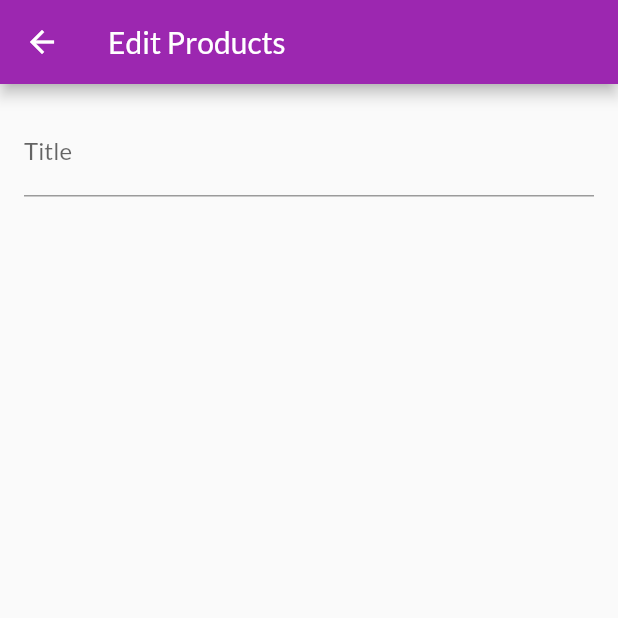
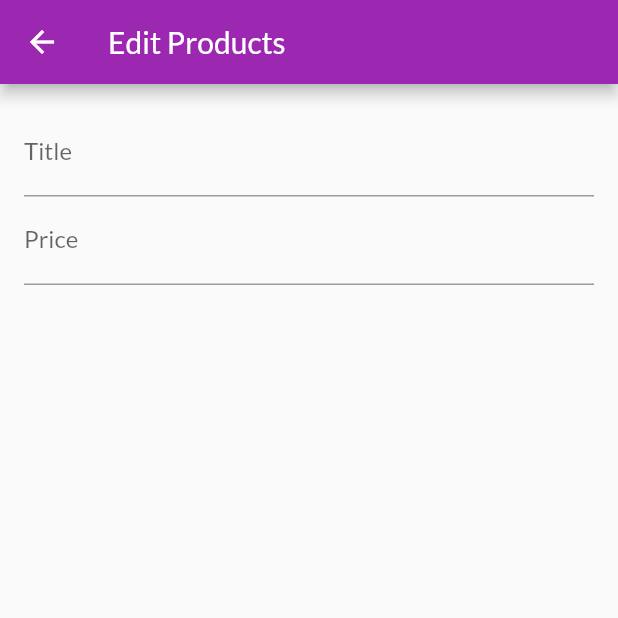
Before and after one commit to arunmopare/shop-application-flutter, a Flutter app: the EditProductScreen screen opened by its route, on a phone screen of 412 x 824 dp, the top half of it. Run offline on Flutter 3.47's test engine with Material 2 defaults, Android fonts, the phone set to English and light mode, and no system bars; network calls fail.

Commit message:
input focus node fix

```diff
--- a/lib/main.dart
+++ b/lib/main.dart
@@ -46,6 +46,7 @@ class MyApp extends StatelessWidget {
           OrdersScreen.routeName: (ctx) => OrdersScreen(),
           UserProductScreen.routeName: (ctx) => UserProductScreen(),
           EditProductScreen.routeName: (ctx) => EditProductScreen()
+
         },
         debugShowCheckedModeBanner: false,
       ),
--- a/lib/screens/edit_product_screen.dart
+++ b/lib/screens/edit_product_screen.dart
@@ -9,6 +9,7 @@ class EditProductScreen extends StatefulWidget {
 }
 
 class _EditProductScreenState extends State<EditProductScreen> {
+  final _priceFocusNode = FocusNode();
   @override
   Widget build(BuildContext context) {
     return Scaffold(
@@ -22,6 +23,16 @@ class _EditProductScreenState extends State<EditProductScreen> {
           TextFormField(
             decoration: InputDecoration(labelText: 'Title'),
             textInputAction: TextInputAction.next,
+            keyboardType: TextInputType.text,
+            onFieldSubmitted: (_) {
+              FocusScope.of(context).requestFocus(_priceFocusNode);
+            },
+          ),
+          TextFormField(
+            decoration: InputDecoration(labelText: 'Price'),
+            textInputAction: TextInputAction.next,
+            keyboardType: TextInputType.number,
+            focusNode: _priceFocusNode,
           )
         ])),
       ),
```
Also changed, not shown: lib/widgets/app_drawer.dart (+3 -6 lines).
